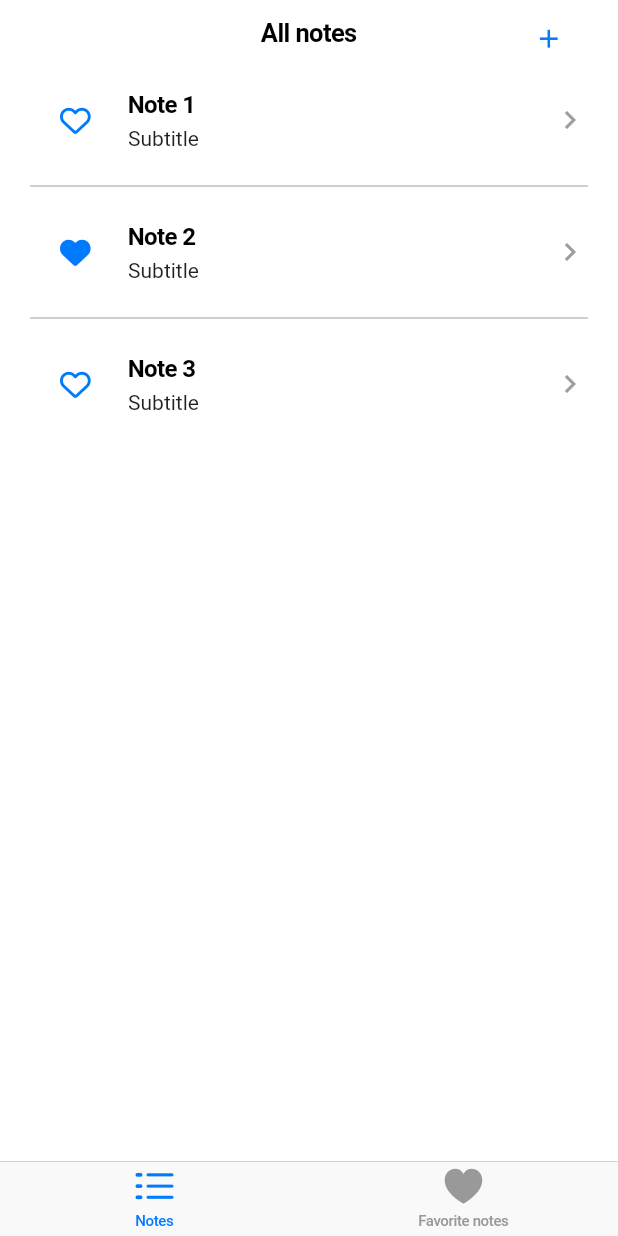
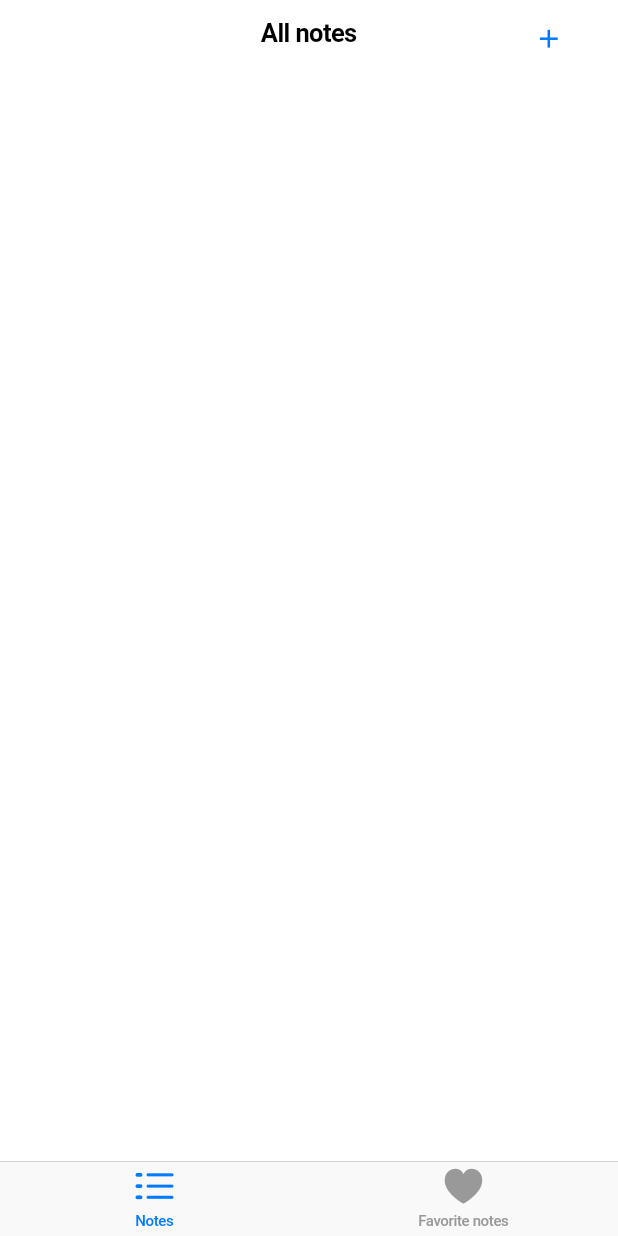
Before and after one commit to andreiqvik/Flutter_SwiftUI_UIKit, a Flutter app: the screen it shows after launch, on a phone screen of 412 x 824 dp. Run offline on Flutter 3.47's test engine with Material 2 defaults, Android fonts, the phone set to English and light mode, and no system bars; our stand-ins replace font_awesome_flutter, realm.

Commit message:
Convert note to a realm object in NotesFlutter

```diff
--- a/notesflutter/lib/datastore/datastore.dart
+++ b/notesflutter/lib/datastore/datastore.dart
@@ -9,22 +9,7 @@ class DataStore {
 
   // READ
   List<Note> getAllNotes() {
-    final note1 = Note(content: "Note 1");
-    note1.title = "Note 1";
-    note1.subtitle = "Subtitle";
-
-    final note2 = Note(content: "Note 2");
-    note2.title = "Note 2";
-    note2.isFavorite = true;
-
-    final note3 = Note(content: "Note 3");
-    note3.title = "Note 3";
-
-    return [
-      note1,
-      note2,
-      note3,
-    ];
+    return [];
   }
 
   List<Note> getFavoriteNotes() {
--- a/notesflutter/lib/models/note.dart
+++ b/notesflutter/lib/models/note.dart
@@ -1,10 +1,13 @@
-class Note {
-  // PROPERTIES
-  String content;
+import 'package:realm/realm.dart';
+part 'note.g.dart';
+
+@RealmModel()
+class _Note {
+  @PrimaryKey()
+  late int id;
+  late String content;
   String? title;
-  String? subtitle = "Subtitle";
+  String? subtitle;
   bool isFavorite = false;
-
-  // CONSTRUCTORS
-  Note({required this.content, this.isFavorite = false});
+  late DateTime lastUpdate;
 }
```
Also changed, not shown: notesflutter/lib/models/note.g.dart (added).
